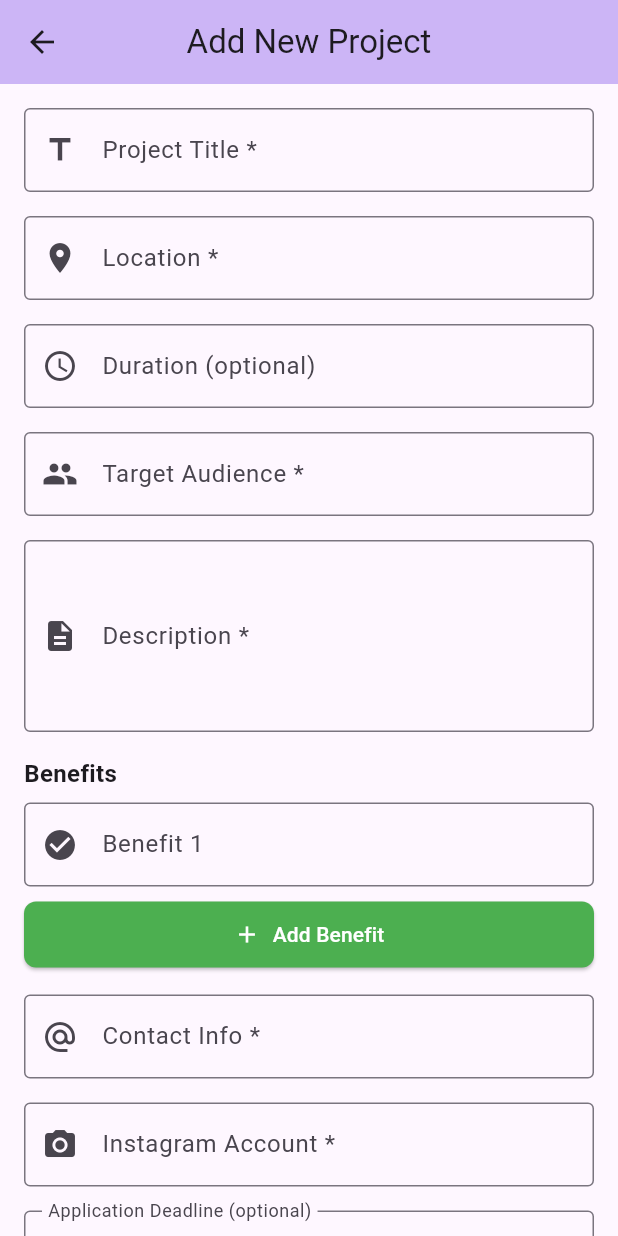
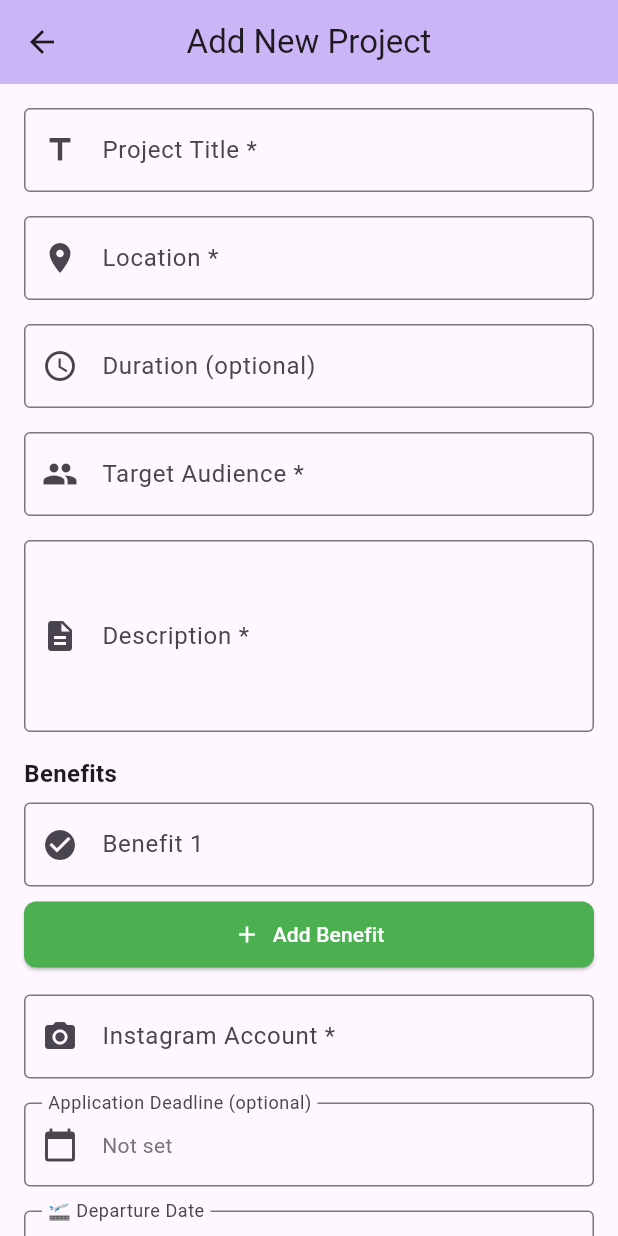
Before and after one commit to GiuseppeVitolo17/TmelnikAPP, a Flutter app: the AddProjectScreen screen opened directly, on a phone screen of 412 x 824 dp. Run offline on Flutter 3.47's test engine with Material 3 defaults, Android fonts, the phone set to English and light mode, and no system bars; our stand-ins replace cloud_firestore, firebase_auth, firebase_core, google_sign_in, shared_preferences, table_calendar; missing offline and left inert: dart:js; accounts and stored records are empty; statements that could not run were skipped.

Commit message:
Remove Contact Info field, fix edit form to load existing data and save properly

```diff
--- a/lib/screens/add_project_screen.dart
+++ b/lib/screens/add_project_screen.dart
@@ -19,7 +19,6 @@ class _AddProjectScreenState extends State<AddProjectScreen> {
   final _durationController = TextEditingController(); // Opzionale
   final _targetingController = TextEditingController();
   final _descriptionController = TextEditingController();
-  final _contactController = TextEditingController();
   final _instagramController = TextEditingController();
   final _expiresController = TextEditingController();
   DateTime? _selectedDate;
@@ -46,7 +45,6 @@ class _AddProjectScreenState extends State<AddProjectScreen> {
     _durationController.dispose();
     _targetingController.dispose();
     _descriptionController.dispose();
-    _contactController.dispose();
     _instagramController.dispose();
     _expiresController.dispose();
     for (var controller in _benefitControllers) {
@@ -131,7 +129,7 @@ class _AddProjectScreenState extends State<AddProjectScreen> {
         description: _descriptionController.text.trim(),
         requirements: '', // Empty for now
         benefits: benefits,
-        contactInfo: _contactController.text.trim(),
+        contactInfo: _instagramController.text.trim(), // Use Instagram as contact
         instagramAccount: _instagramController.text.trim(),
         createdAt: DateTime.now(),
         expiresAt: _selectedDate,
@@ -287,18 +285,6 @@ class _AddProjectScreenState extends State<AddProjectScreen> {
                     ),
                     const SizedBox(height: 16),
                     TextFormField(
-                      controller: _contactController,
-                      decoration: const InputDecoration(
-                        labelText: 'Contact Info *',
-                        border: OutlineInputBorder(),
-                        prefixIcon: Icon(Icons.alternate_email),
-                        hintText: '@tmelnik_cz',
-                      ),
-                      validator: (value) =>
-                          value?.isEmpty ?? true ? 'Required' : null,
-                    ),
-                    const SizedBox(height: 16),
-                    TextFormField(
                       controller: _instagramController,
                       decoration: const InputDecoration(
                         labelText: 'Instagram Account *',
```
Also changed, not shown: lib/screens/edit_project_offer_screen.dart (+1 -16 lines).
